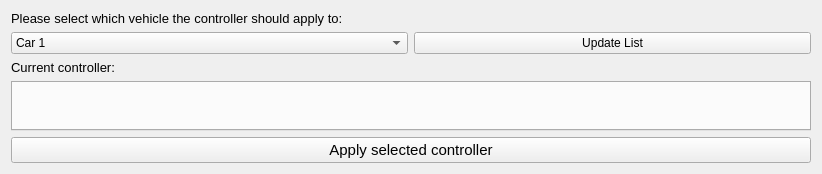
Before: the Qt Designer form modules/steeringwheelcontrol/dialog/steeringwheelcontrol.ui in tud-hri/joan, drawn with Qt 5.
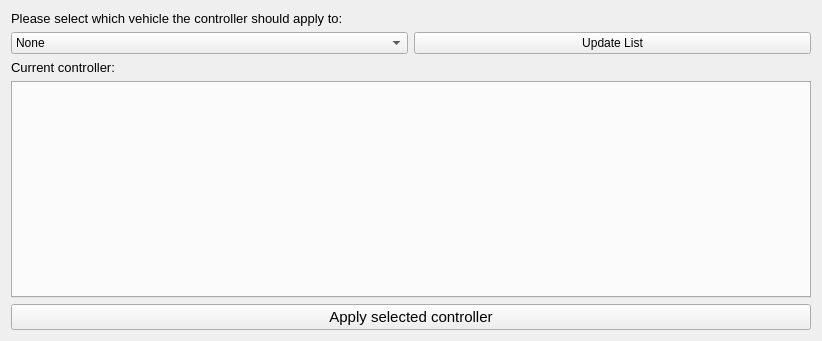
After: the same form once the commit is applied.

Commit message: updated UI and removed old module state machine

Patch:
```diff
--- a/modules/steeringwheelcontrol/dialog/steeringwheelcontrol.ui
+++ b/modules/steeringwheelcontrol/dialog/steeringwheelcontrol.ui
@@ -6,8 +6,8 @@
    <rect>
     <x>0</x>
     <y>0</y>
-    <width>812</width>
-    <height>174</height>
+    <width>818</width>
+    <height>341</height>
    </rect>
   </property>
   <property name="windowTitle">
@@ -33,7 +33,7 @@
     <widget class="QComboBox" name="combobox_vehicle_list">
      <item>
       <property name="text">
-       <string>Car 1</string>
+       <string>None</string>
       </property>
      </item>
     </widget>
```
The commit also changes 2 other files.
